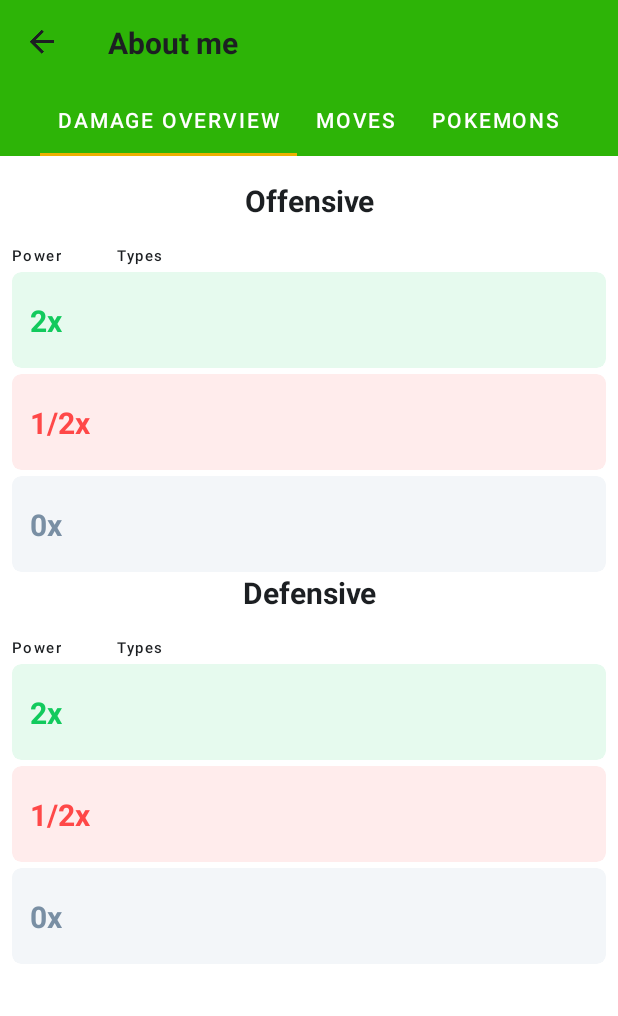
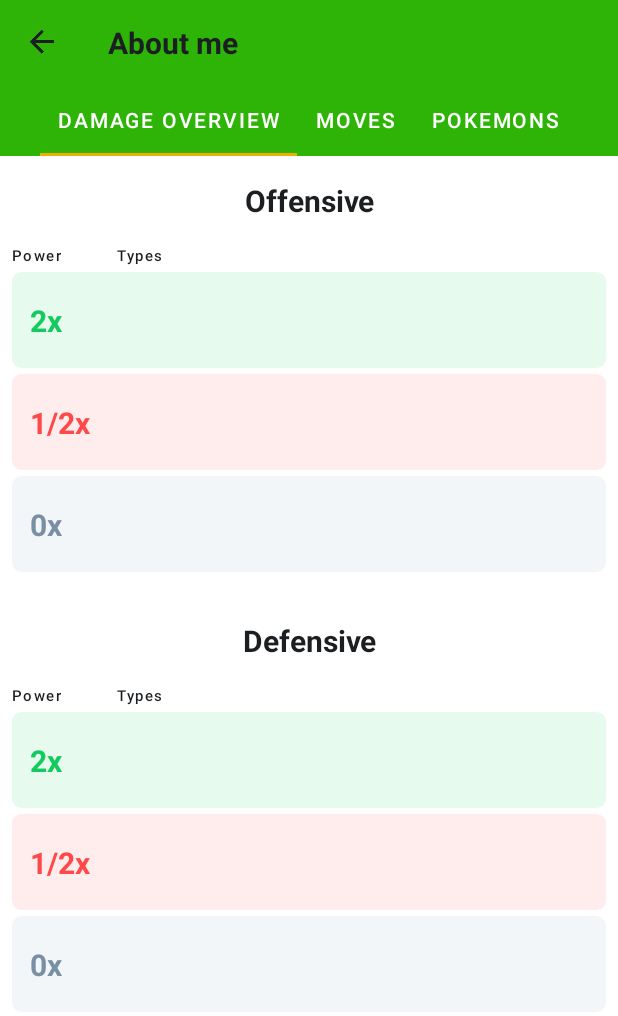
Before and after one commit to ivannavratil/SofaScoreAndroidAcademyProject, an Android app: the TypeDetailDamageOverviewFragment screen opened directly, with no data from a screen before it, on a phone screen of 412 x 824 dp. Shown: the top 1016 px of the screen. Run offline under Robolectric (Android 15) with nearby library versions, the phone set to English and light mode, and no system bars; network calls fail; 3 statements that could not run were skipped.

Commit message:
DamageOverview style & scroll view added

```diff
--- a/app/src/main/res/layout/pokemon_damage_recycler_item.xml
+++ b/app/src/main/res/layout/pokemon_damage_recycler_item.xml
@@ -1,5 +1,6 @@
 <androidx.appcompat.widget.AppCompatButton xmlns:android="http://schemas.android.com/apk/res/android"
     android:id="@+id/type"
+    android:backgroundTint="@color/dark"
     style="@style/Headline3Surface1Left"
     android:layout_width="wrap_content"
     android:layout_height="wrap_content"
--- a/app/src/main/res/layout/type_detail_damage_overview_fragment.xml
+++ b/app/src/main/res/layout/type_detail_damage_overview_fragment.xml
@@ -5,6 +5,11 @@
     android:layout_width="match_parent"
     android:layout_height="match_parent"
     tools:context=".ui.fragment.TypeDetailDamageOverviewFragment">
+
+    <androidx.core.widget.NestedScrollView
+        android:layout_width="match_parent"
+        android:layout_height="match_parent">
+
 
         <androidx.constraintlayout.widget.ConstraintLayout
             android:layout_width="match_parent"
@@ -28,10 +33,12 @@
                 layout="@layout/type_detail_damage"
                 android:layout_width="match_parent"
                 android:layout_height="wrap_content"
+                android:layout_marginTop="32dp"
                 app:layout_constraintEnd_toEndOf="parent"
                 app:layout_constraintStart_toStartOf="parent"
                 app:layout_constraintTop_toBottomOf="@id/offensive" />
 
         </androidx.constraintlayout.widget.ConstraintLayout>
+    </androidx.core.widget.NestedScrollView>
 
 </androidx.constraintlayout.widget.ConstraintLayout>
--- a/app/src/main/res/layout/type_detail_damage_row.xml
+++ b/app/src/main/res/layout/type_detail_damage_row.xml
@@ -3,12 +3,12 @@
 <androidx.cardview.widget.CardView xmlns:android="http://schemas.android.com/apk/res/android"
     xmlns:app="http://schemas.android.com/apk/res-auto"
     android:id="@+id/top_card"
-    app:cardElevation="0dp"
+    android:layout_width="match_parent"
 
-    android:layout_width="match_parent"
     android:layout_height="wrap_content"
     android:layout_marginTop="4dp"
-    app:cardCornerRadius="@dimen/damage_card_radius">
+    app:cardCornerRadius="@dimen/damage_card_radius"
+    app:cardElevation="0dp">
 
     <androidx.constraintlayout.widget.ConstraintLayout
         android:layout_width="match_parent"
@@ -20,6 +20,8 @@
             android:layout_width="wrap_content"
             android:layout_height="wrap_content"
             android:layout_marginStart="12dp"
+            android:layout_marginTop="16dp"
+            android:layout_marginBottom="16dp"
             android:fontFamily="sans-serif"
             android:lineSpacingExtra="4sp"
             android:text="@string/_2x"
@@ -33,15 +35,13 @@
         <androidx.recyclerview.widget.RecyclerView
             android:id="@+id/recycler"
             android:layout_width="match_parent"
-            android:layout_height="match_parent"
+            android:layout_height="wrap_content"
             android:layout_marginStart="70dp"
-            android:layout_marginTop="16dp"
-            android:layout_marginBottom="16dp"
+            android:layout_marginTop="14dp"
+            android:layout_marginBottom="14dp"
             app:layout_constraintBottom_toBottomOf="parent"
             app:layout_constraintStart_toStartOf="parent"
             app:layout_constraintTop_toTopOf="parent" />
-
-
     </androidx.constraintlayout.widget.ConstraintLayout>
 
 
--- a/app/src/main/res/values/strings.xml
+++ b/app/src/main/res/values/strings.xml
@@ -136,4 +136,5 @@
     <string name="zerox">0x</string>
     <string name="twox">2x</string>
     <string name="onehalfx">1/2x</string>
+    <string name="none">None</string>
 </resources>
```
Also changed, not shown: app/src/main/java/sofascore/pokedex/ui/adapter/DamageAdapter.kt (+19 -1 lines), app/src/main/res/layout/pokemon_type_recycler_item.xml (+5 -3 lines). Lines whose indentation alone changed are shown as unchanged.
